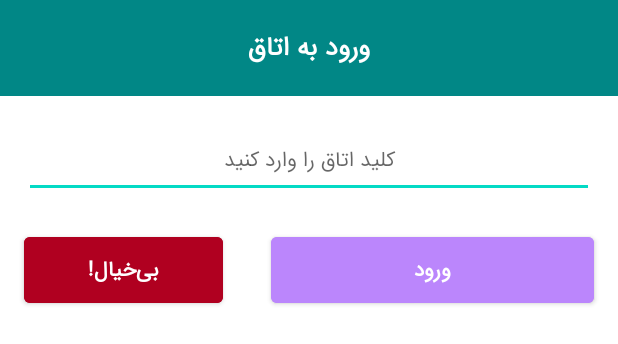
After one commit to Sepehr1812/HodHod, an Android app: the layout fragment_join_room_popup.xml on its own in the app's theme, with its tools: preview values and no code run, on a phone screen of 412 x 824 dp. The commit adds this screen. Shown: the top 344 px of the screen. Run offline under Robolectric (Android 15) with nearby library versions, the phone set to English and light mode, and no system bars.

Commit message:
add JoinRoomPopupFragment. add styles and fonts.

```diff
--- /dev/null
+++ b/app/src/main/res/layout/fragment_join_room_popup.xml
@@ -0,0 +1,69 @@
+<?xml version="1.0" encoding="utf-8"?>
+<androidx.constraintlayout.widget.ConstraintLayout xmlns:android="http://schemas.android.com/apk/res/android"
+    xmlns:app="http://schemas.android.com/apk/res-auto"
+    android:layout_width="match_parent"
+    android:layout_height="match_parent">
+
+    <TextView
+        android:id="@+id/joinTitleTextView"
+        style="@style/TextAppearance.AppCompat.Title"
+        android:layout_width="match_parent"
+        android:layout_height="64dp"
+        android:background="@color/design_default_color_secondary_variant"
+        android:gravity="center"
+        android:text="@string/join_room"
+        android:textStyle="bold"
+        app:layout_constraintTop_toTopOf="parent" />
+
+    <EditText
+        android:id="@+id/joinEditText"
+        style="@style/TextAppearance.AppCompat.Normal"
+        android:layout_width="match_parent"
+        android:layout_height="48dp"
+        android:layout_marginHorizontal="16dp"
+        android:layout_marginTop="20dp"
+        android:gravity="center_horizontal"
+        android:hint="@string/enter_key"
+        android:imeOptions="actionGo"
+        android:importantForAutofill="no"
+        android:inputType="text"
+        android:maxLines="1"
+        android:textAlignment="center"
+        app:layout_constraintTop_toBottomOf="@id/joinTitleTextView" />
+
+    <androidx.constraintlayout.widget.Guideline
+        android:id="@+id/joinGuideline"
+        android:layout_width="wrap_content"
+        android:layout_height="wrap_content"
+        android:orientation="vertical"
+        app:layout_constraintGuide_percent="0.4" />
+
+    <Button
+        android:id="@+id/joinButtonEnter"
+        style="@style/TextAppearance.AppCompat.NormalWhite"
+        android:layout_width="0dp"
+        android:layout_height="56dp"
+        android:layout_marginHorizontal="16dp"
+        android:layout_marginTop="20dp"
+        android:backgroundTint="@color/purple_200"
+        android:text="@string/enter"
+        android:textStyle="bold"
+        app:layout_constraintEnd_toEndOf="parent"
+        app:layout_constraintStart_toEndOf="@id/joinGuideline"
+        app:layout_constraintTop_toBottomOf="@id/joinEditText" />
+
+    <Button
+        android:id="@+id/joinButtonCancel"
+        style="@style/TextAppearance.AppCompat.NormalWhite"
+        android:layout_width="0dp"
+        android:layout_height="56dp"
+        android:layout_marginHorizontal="16dp"
+        android:layout_marginTop="20dp"
+        android:backgroundTint="@color/design_default_color_error"
+        android:text="@string/cancel"
+        android:textStyle="bold"
+        app:layout_constraintEnd_toStartOf="@id/joinGuideline"
+        app:layout_constraintStart_toStartOf="parent"
+        app:layout_constraintTop_toBottomOf="@id/joinEditText" />
+
+</androidx.constraintlayout.widget.ConstraintLayout>
--- a/app/src/main/res/values/strings.xml
+++ b/app/src/main/res/values/strings.xml
@@ -1,3 +1,8 @@
 <resources>
     <string name="app_name">HodHod</string>
+    <string name="join_room">ورود به اتاق</string>
+    <string name="enter_key">کلید اتاق را وارد کنید</string>
+    <string name="enter">ورود</string>
+    <string name="cancel">بی‌خیال!</string>
+    <string name="enter_key_toast">لطفا یک کلید معتبر وارد کنید</string>
 </resources>
--- /dev/null
+++ b/app/src/main/res/values/styles.xml
@@ -0,0 +1,21 @@
+<?xml version="1.0" encoding="utf-8"?>
+<resources>
+
+    <style name="TextAppearance.AppCompat.Title">
+        <item name="android:textColor">@color/white</item>
+        <item name="android:fontFamily">@font/iran_sans_normal_model</item>
+        <item name="android:textSize">17sp</item>
+    </style>
+
+    <style name="TextAppearance.AppCompat.Normal">
+        <item name="android:fontFamily">@font/iran_sans_normal_model</item>
+        <item name="android:textSize">14sp</item>
+    </style>
+
+    <style name="TextAppearance.AppCompat.NormalWhite">
+        <item name="android:fontFamily">@font/iran_sans_normal_model</item>
+        <item name="android:textSize">14sp</item>
+        <item name="android:textColor">@color/white</item>
+    </style>
+
+</resources>
```
Also changed, not shown: app/src/main/java/ir/hodhod/hodhod/views/fragments/ChatFragment.kt (+9 -0 lines), app/src/main/java/ir/hodhod/hodhod/views/fragments/JoinRoomPopupFragment.kt (added, +65 -0 lines), app/src/main/java/ir/hodhod/hodhod/views/fragments/RoomListFragment.kt (+9 -4 lines), app/src/main/res/navigation/main_graph.xml (+7 -1 lines), app/src/main/res/font/iran_sans_fanum.ttf (added), app/src/main/res/font/iran_sans_normal_model.ttf (added).
